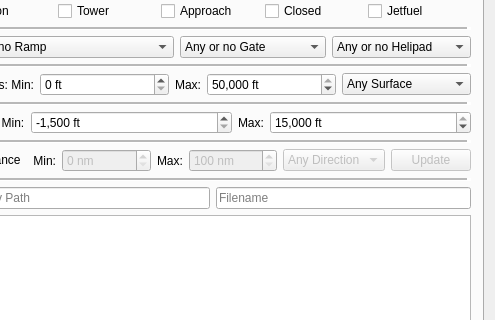
Old version of the form src/gui/mainwindow.ui in the repository albar965/littlenavmap; both pictures show x 838 to 1333 and y 200 to 520 of the 1333 by 754 pixel window.
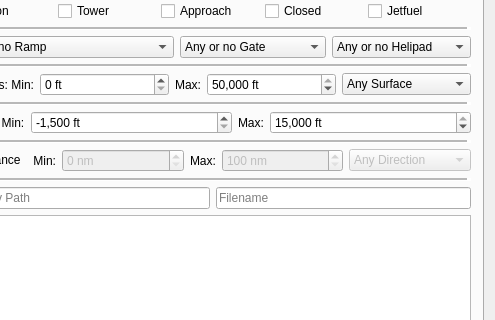
New version of the form. Icons and pictures are not drawn.

Commit message: Removed update button for distance search and added timer event based updates.

The edit to the form file:
```diff
--- a/src/gui/mainwindow.ui
+++ b/src/gui/mainwindow.ui
@@ -820,22 +820,6 @@
                </item>
               </widget>
              </item>
-             <item>
-              <widget class="QPushButton" name="pushButtonAirportDistSearch">
-               <property name="enabled">
-                <bool>false</bool>
-               </property>
-               <property name="sizePolicy">
-                <sizepolicy hsizetype="Fixed" vsizetype="Fixed">
-                 <horstretch>0</horstretch>
-                 <verstretch>0</verstretch>
-                </sizepolicy>
-               </property>
-               <property name="text">
-                <string>Update</string>
-               </property>
-              </widget>
-             </item>
             </layout>
            </item>
            <item>
```
Left out of the diff: 16 changed lines with no effect on the pictures. The commit also changes 6 other files.
